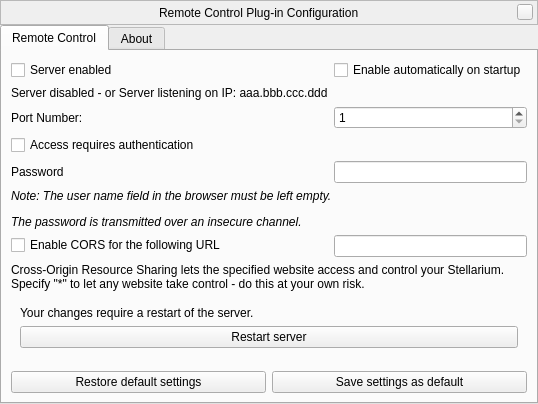
Above: plugins/RemoteControl/src/gui/remoteControlDialog.ui from Stellarium/stellarium before the change. Below: the same form after it.
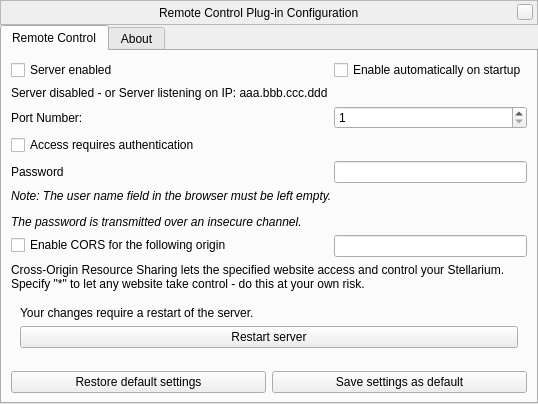
That is the form after the change. Custom widgets are drawn as their Qt base class.

Commit message: Rename CORS hosts to CORS origin everywhere - making it singular and using the proper term.

Patch:
```diff
--- a/plugins/RemoteControl/src/gui/remoteControlDialog.ui
+++ b/plugins/RemoteControl/src/gui/remoteControlDialog.ui
@@ -243,7 +243,7 @@
        <item row="11" column="0">
         <widget class="QCheckBox" name="enableCorsCheckbox">
          <property name="text">
-          <string>Enable CORS for the following URL</string>
+          <string>Enable CORS for the following origin</string>
          </property>
         </widget>
        </item>
```
Left out of the diff: 2 changed lines with no effect on the pictures. The commit also changes 6 other files.
